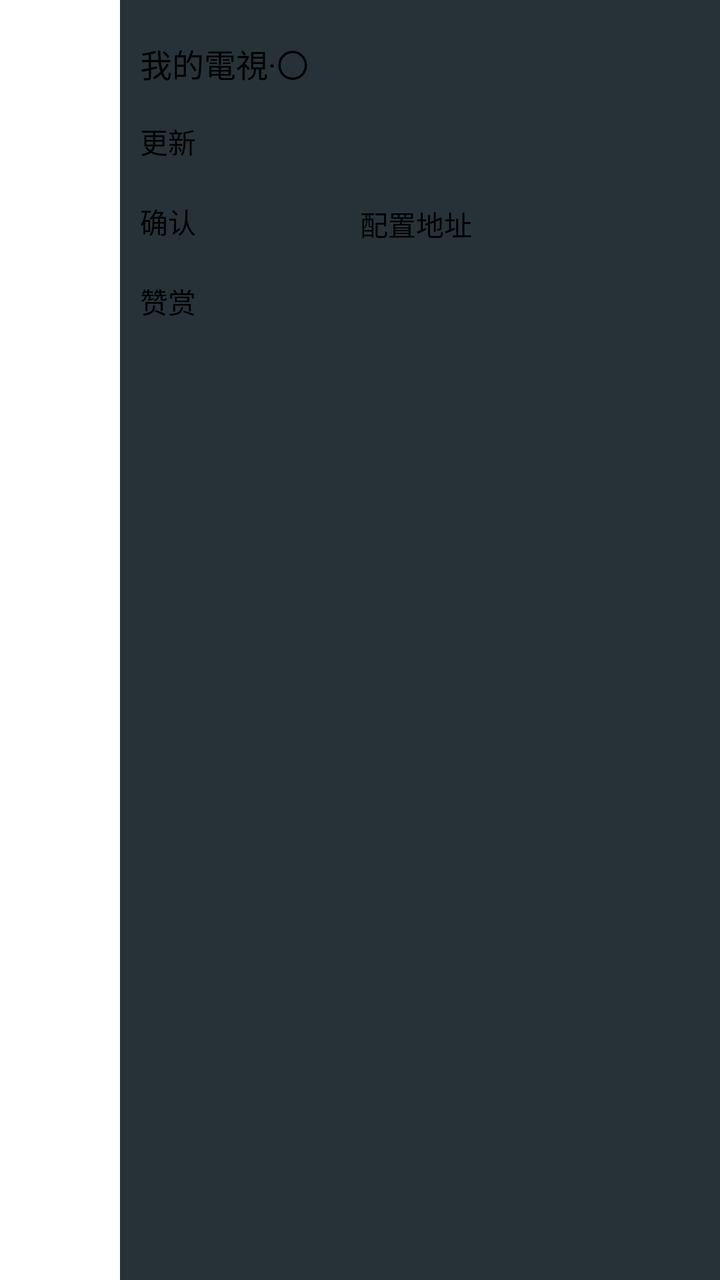
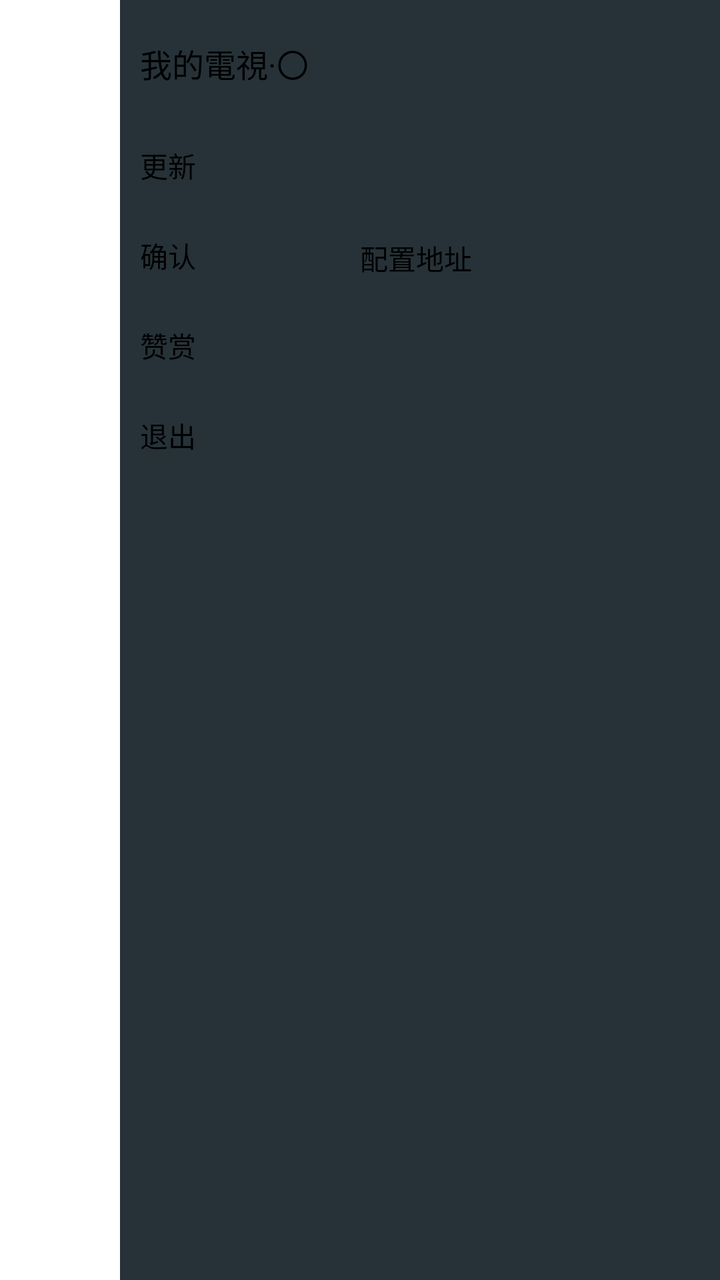

An Android layout rendered at two revisions. The XML below is the earlier revision; the diff shows what the commit changed to produce the second picture.
<!-- AndroidManifest.xml: application theme Theme.MyTV0 -->
<!-- res/layout/setting.xml -->
<?xml version="1.0" encoding="utf-8"?>
<LinearLayout xmlns:android="http://schemas.android.com/apk/res/android"
    android:id="@+id/setting"
    android:layout_width="match_parent"
    android:layout_height="match_parent"
    android:gravity="end"
    android:background="@android:color/transparent"
    android:clickable="true"
    android:focusable="false"
    >

    <LinearLayout
        android:layout_width="300dp"
        android:layout_height="match_parent"
        android:orientation="vertical"
        android:paddingTop="20dp"
        android:paddingLeft="10dp"
        android:paddingRight="10dp"
        android:background="#FF263238"
        >
        <TextView
            android:layout_width="wrap_content"
            android:layout_height="wrap_content"
            android:text="@string/app_name"
            android:textSize="16sp" />
        <TextView
            android:id="@+id/version"
            android:layout_width="wrap_content"
            android:layout_height="wrap_content"
            android:layout_marginTop="10dp"
            android:text=""
            />
        <LinearLayout
            android:layout_width="300dp"
            android:layout_height="wrap_content"
            android:orientation="horizontal"
            >
            <Button
                android:id="@+id/check_version"
                android:layout_width="100dp"
                android:layout_height="40dp"
                android:layout_marginEnd="10dp"
                android:textSize="14sp"
                android:text="@string/check_version"
                />
            <TextView
                android:id="@+id/version_name"
                android:text=""
                android:textSize="14sp"
                android:layout_width="wrap_content"
                android:layout_height="wrap_content" />
            <ProgressBar
                android:visibility="gone"
                android:layout_width="wrap_content"
                android:layout_height="wrap_content"
                />
        </LinearLayout>
        <LinearLayout
            android:layout_width="match_parent"
            android:layout_height="wrap_content"
            android:orientation="horizontal">
            <Button
                android:id="@+id/confirm_button"
                android:layout_width="100dp"
                android:layout_height="40dp"
                android:layout_marginEnd="10dp"
                android:textSize="14sp"
                android:text="@string/confirm" />
            <EditText
                android:id="@+id/my_edit_text"
                android:layout_width="200dp"
                android:layout_height="wrap_content"
                android:textSize="14sp"
                android:autofillHints=""
                android:hint="@string/channels"
                android:scrollbars="vertical"
                android:inputType="textMultiLine" />
        </LinearLayout>
        <Button
            android:id="@+id/appreciate"
            android:layout_width="100dp"
            android:layout_height="40dp"
            android:layout_marginEnd="10dp"
            android:text="@string/appreciate"
            android:textSize="14sp"
            />
        <Switch
            android:id="@+id/switch_channel_reversal"
            android:text="@string/title_channel_reversal"
            android:layout_marginTop="5dp"
            android:layout_width="match_parent"
            android:layout_height="wrap_content" />
        <Switch
            android:id="@+id/switch_channel_num"
            android:text="@string/title_channel_num"
            android:layout_marginTop="5dp"
            android:layout_width="match_parent"
            android:layout_height="wrap_content" />
        <Switch
            android:id="@+id/switch_time"
            android:text="@string/title_time"
            android:layout_marginTop="5dp"
            android:layout_width="match_parent"
            android:layout_height="wrap_content" />
        <Switch
            android:id="@+id/switch_boot_startup"
            android:text="@string/title_boot_startup"
            android:layout_marginTop="5dp"
            android:layout_width="match_parent"
            android:layout_height="wrap_content" />
        <Switch
            android:id="@+id/switch_repeat_info"
            android:text="@string/title_repeat_info"
            android:layout_marginTop="5dp"
            android:layout_width="match_parent"
            android:layout_height="wrap_content" />
    </LinearLayout>
</LinearLayout>
<!-- resources referenced by this layout -->
<resources>
  <string name="app_name">我的電視·〇</string>
  <string name="appreciate">赞赏</string>
  <string name="channels">配置地址</string>
  <string name="check_version">更新</string>
  <string name="confirm">确认</string>
  <string name="title_boot_startup">开机自启</string>
  <string name="title_channel_num">换台时显示频道号</string>
  <string name="title_channel_reversal">换台反转</string>
  <string name="title_repeat_info">循环播放时显示信息</string>
  <string name="title_time">显示时间</string>
  <style name="Theme.MyTV0" parent="@style/Theme.Leanback" />
</resources>

<!-- the commit's change to res/layout/setting.xml (unified diff, before → after) -->
@@ -10,15 +10,17 @@
     >
 
     <LinearLayout
+        android:id="@+id/content"
         android:layout_width="300dp"
         android:layout_height="match_parent"
         android:orientation="vertical"
         android:paddingTop="20dp"
         android:paddingLeft="10dp"
         android:paddingRight="10dp"
-        android:background="#FF263238"
+        android:background="@color/blur"
         >
         <TextView
+            android:id="@+id/name"
             android:layout_width="wrap_content"
             android:layout_height="wrap_content"
             android:text="@string/app_name"
@@ -29,19 +31,25 @@
             android:layout_height="wrap_content"
             android:layout_marginTop="10dp"
             android:text=""
+            android:textSize="14sp"
             />
         <LinearLayout
-            android:layout_width="300dp"
+            android:layout_width="match_parent"
             android:layout_height="wrap_content"
             android:orientation="horizontal"
             >
             <Button
                 android:id="@+id/check_version"
                 android:layout_width="100dp"
-                android:layout_height="40dp"
+                android:layout_height="45dp"
                 android:layout_marginEnd="10dp"
                 android:textSize="14sp"
                 android:text="@string/check_version"
+                />
+            <ProgressBar
+                android:visibility="gone"
+                android:layout_width="wrap_content"
+                android:layout_height="wrap_content"
                 />
             <TextView
                 android:id="@+id/version_name"
@@ -49,11 +57,6 @@
                 android:textSize="14sp"
                 android:layout_width="wrap_content"
                 android:layout_height="wrap_content" />
-            <ProgressBar
-                android:visibility="gone"
-                android:layout_width="wrap_content"
-                android:layout_height="wrap_content"
-                />
         </LinearLayout>
         <LinearLayout
             android:layout_width="match_parent"
@@ -62,13 +65,13 @@
             <Button
                 android:id="@+id/confirm_button"
                 android:layout_width="100dp"
-                android:layout_height="40dp"
+                android:layout_height="45dp"
                 android:layout_marginEnd="10dp"
                 android:textSize="14sp"
                 android:text="@string/confirm" />
             <EditText
                 android:id="@+id/my_edit_text"
-                android:layout_width="200dp"
+                android:layout_width="190dp"
                 android:layout_height="wrap_content"
                 android:textSize="14sp"
                 android:autofillHints=""
@@ -79,26 +82,37 @@
         <Button
             android:id="@+id/appreciate"
             android:layout_width="100dp"
-            android:layout_height="40dp"
-            android:layout_marginEnd="10dp"
+            android:layout_height="45dp"
+            android:layout_marginTop="0dp"
             android:text="@string/appreciate"
+            android:textSize="14sp"
+            />
+        <Button
+            android:id="@+id/exit"
+            android:layout_width="100dp"
+            android:layout_height="45dp"
+            android:layout_marginTop="0dp"
+            android:text="@string/exit"
             android:textSize="14sp"
             />
         <Switch
             android:id="@+id/switch_channel_reversal"
             android:text="@string/title_channel_reversal"
+            android:textSize="14sp"
             android:layout_marginTop="5dp"
             android:layout_width="match_parent"
             android:layout_height="wrap_content" />
         <Switch
             android:id="@+id/switch_channel_num"
             android:text="@string/title_channel_num"
+            android:textSize="14sp"
             android:layout_marginTop="5dp"
             android:layout_width="match_parent"
             android:layout_height="wrap_content" />
         <Switch
             android:id="@+id/switch_time"
             android:text="@string/title_time"
+            android:textSize="14sp"
             android:layout_marginTop="5dp"
             android:layout_width="match_parent"
             android:layout_height="wrap_content" />
@@ -106,11 +120,20 @@
             android:id="@+id/switch_boot_startup"
             android:text="@string/title_boot_startup"
             android:layout_marginTop="5dp"
+            android:textSize="14sp"
             android:layout_width="match_parent"
             android:layout_height="wrap_content" />
         <Switch
             android:id="@+id/switch_repeat_info"
             android:text="@string/title_repeat_info"
+            android:textSize="14sp"
+            android:layout_marginTop="5dp"
+            android:layout_width="match_parent"
+            android:layout_height="wrap_content" />
+        <Switch
+            android:id="@+id/switch_config_auto_load"
+            android:text="@string/title_config_auto_load"
+            android:textSize="14sp"
             android:layout_marginTop="5dp"
             android:layout_width="match_parent"
             android:layout_height="wrap_content" />
<!-- resource entries referenced after the edit -->
@@ -1,13 +1,16 @@
 <!-- resources referenced by this layout -->
 <resources>
+  <color name="blur">#FF263238</color>
   <string name="app_name">我的電視·〇</string>
   <string name="appreciate">赞赏</string>
   <string name="channels">配置地址</string>
   <string name="check_version">更新</string>
   <string name="confirm">确认</string>
+  <string name="exit">退出</string>
   <string name="title_boot_startup">开机自启</string>
   <string name="title_channel_num">换台时显示频道号</string>
   <string name="title_channel_reversal">换台反转</string>
+  <string name="title_config_auto_load">开机时自动导入配置</string>
   <string name="title_repeat_info">循环播放时显示信息</string>
   <string name="title_time">显示时间</string>
   <style name="Theme.MyTV0" parent="@style/Theme.Leanback" />
